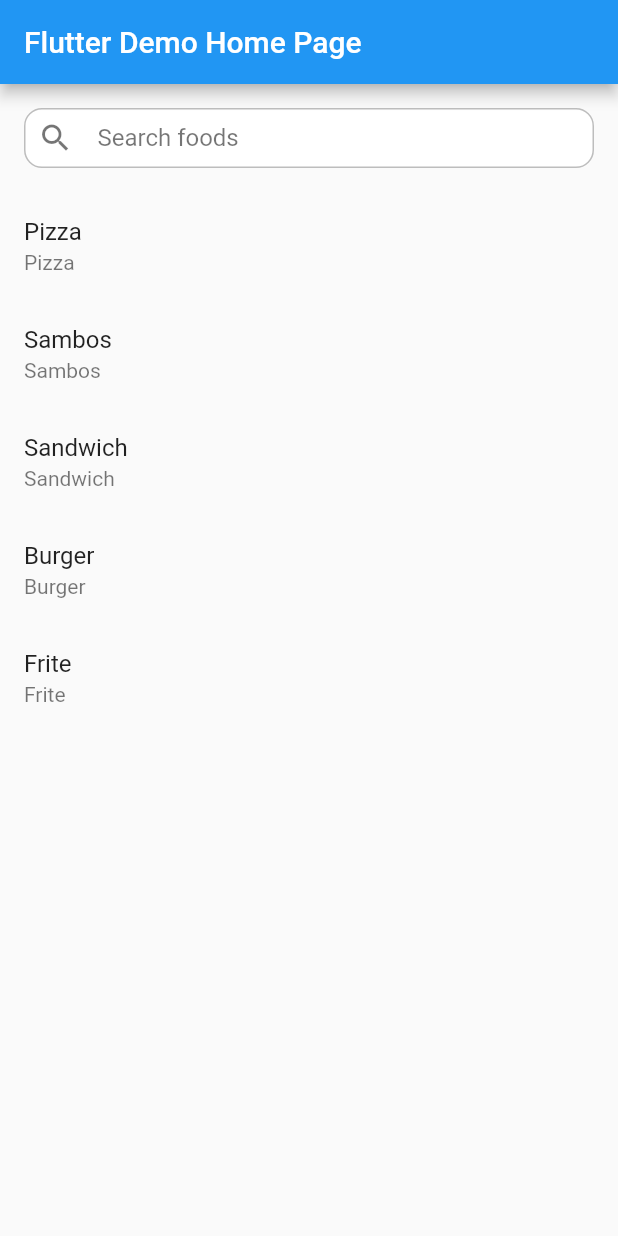
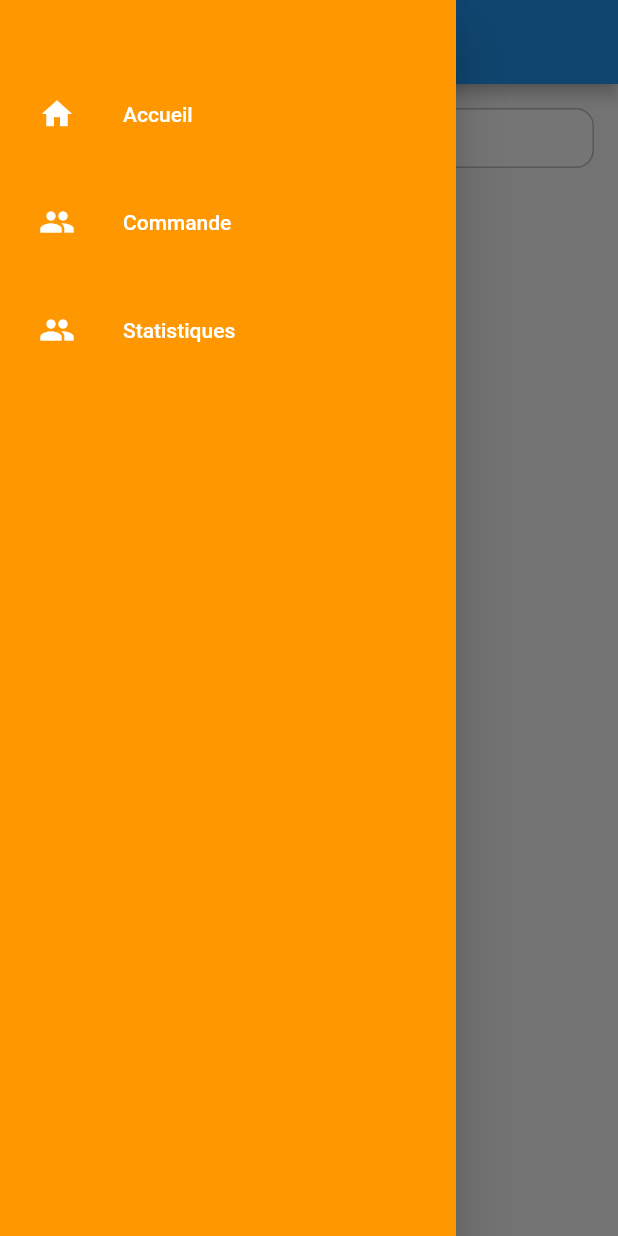
Before and after one commit to felanadiamondra/e_gouter_za_flutter, a Flutter app: the screen it shows after launch, with the side drawer open (before the commit the screen has no drawer), on a phone screen of 412 x 824 dp. Run offline on Flutter 3.47's test engine with Material 2 defaults, Android fonts, the light colour scheme and no system bars.

Commit message:
add navigation drawer

```diff
--- /dev/null
+++ b/lib/home_page.dart
@@ -0,0 +1,19 @@
+import 'package:e_gouter_za/body.dart';
+import 'package:e_gouter_za/navigation_drawer.dart';
+import 'package:flutter/material.dart';
+
+class HomePage extends StatelessWidget {
+  const HomePage({ Key? key }) : super(key: key);
+
+  @override
+  Widget build(BuildContext context) {
+    return Scaffold(
+      drawer: NavigationDrawer(),
+      appBar: AppBar(
+        title: Text("E' GOUTER ZA"),
+      ),
+      body: const Body()
+
+      );
+  }
+}
--- a/lib/main.dart
+++ b/lib/main.dart
@@ -1,4 +1,5 @@
 import 'package:e_gouter_za/body.dart';
+import 'package:e_gouter_za/home_page.dart';
 import 'package:flutter/material.dart';
 
 void main() {
@@ -25,7 +26,7 @@ class MyApp extends StatelessWidget {
         // is not restarted.
         primarySwatch: Colors.blue,
       ),
-      home: const MyHomePage(title: 'Flutter Demo Home Page'),
+      home: const HomePage(),
     );
   }
 }
--- /dev/null
+++ b/lib/navigation_drawer.dart
@@ -0,0 +1,63 @@
+import 'package:e_gouter_za/home_page.dart';
+import 'package:e_gouter_za/menu/commande.dart';
+import 'package:flutter/material.dart';
+
+class NavigationDrawer extends StatelessWidget {
+  final padding = EdgeInsets.symmetric(horizontal: 10);
+  // const NavigationDrawer({Key? key}) : super(key: key);
+
+  @override
+  Widget build(BuildContext context) {
+    return Drawer(
+      child: Material(
+          color: Colors.orange,
+          child: ListView(
+            padding: padding,
+            children: <Widget>[
+              const SizedBox(height: 48),
+              buildMenuItem(
+                  text: 'Accueil',
+                  icon: Icons.home,
+                  onClicked: () => selectedItem(context, 0)),
+              const SizedBox(height: 16),
+              buildMenuItem(
+                  text: 'Commande',
+                  icon: Icons.people,
+                  onClicked: () => selectedItem(context, 1)),
+              const SizedBox(height: 16),
+              buildMenuItem(
+                  text: 'Statistiques',
+                  icon: Icons.people,
+                  onClicked: () => selectedItem(context, 2)),
+            ],
+          )),
+    );
+  }
+
+  Widget buildMenuItem(
+      {required String text, required IconData icon, VoidCallback? onClicked}) {
+    final color = Colors.white;
+    final hovercolor = Colors.white70;
+    return ListTile(
+      leading: Icon(icon, color: color),
+      title: Text(text, style: TextStyle(color: color)),
+      hoverColor: hovercolor,
+      onTap: onClicked,
+    );
+  }
+
+  void selectedItem(BuildContext context, int index) {
+    Navigator.of(context).pop();
+    switch (index) {
+      case 0:
+        Navigator.of(context).push(MaterialPageRoute(
+          builder: (context) => HomePage(),
+        ));
+        break;
+      case 1:
+        Navigator.of(context).push(MaterialPageRoute(
+          builder: (context) => Commande(),
+        ));
+    }
+  }
+}
```
Also changed, not shown: lib/menu/commande.dart (added, +16 -0 lines).
